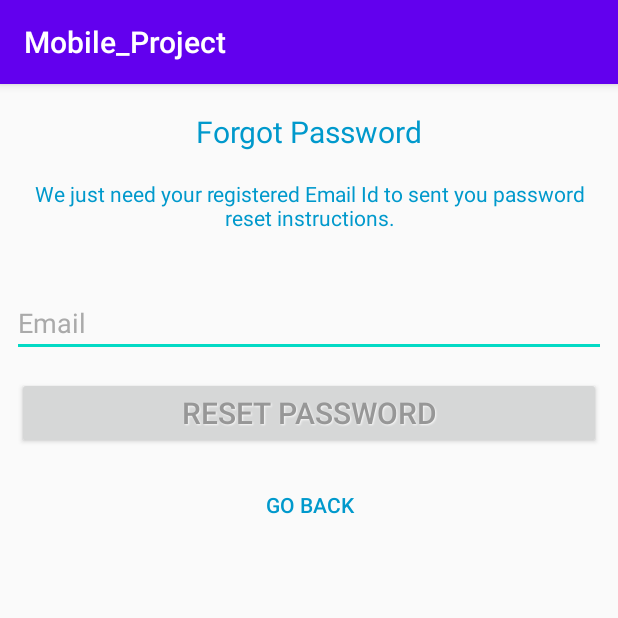
After one commit to JAWolfe04/Web_Mobile_Summer_2020_Team_3_Projects, an Android app: the ForgotPassword screen opened directly, with no data from a screen before it, on a phone screen of 412 x 824 dp, the top half of it. The commit adds this screen. Run offline under Robolectric (Android 15) with nearby library versions, the phone set to English and light mode, and no system bars; our stand-ins replace Firebase (no records; nobody signed in at launch, a user with empty details on screens opened directly).

Commit message:
Basic Auth

```diff
--- a/Project_Exam_2/Sources/app/src/main/AndroidManifest.xml
+++ b/Project_Exam_2/Sources/app/src/main/AndroidManifest.xml
@@ -9,6 +9,9 @@
         android:roundIcon="@mipmap/ic_launcher_round"
         android:supportsRtl="true"
         android:theme="@style/AppTheme">
+        <activity android:name=".ForgotPassword"></activity>
+        <activity android:name=".SignUpActivity" />
+        <activity android:name=".LoginActivity" />
         <activity android:name=".MainActivity">
             <intent-filter>
                 <action android:name="android.intent.action.MAIN" />
--- /dev/null
+++ b/Project_Exam_2/Sources/app/src/main/java/com/project/mobile/ForgotPassword.java
@@ -0,0 +1,59 @@
+package com.project.mobile;
+
+import androidx.annotation.NonNull;
+import androidx.appcompat.app.AppCompatActivity;
+
+import android.content.Intent;
+import android.os.Bundle;
+import android.text.TextUtils;
+import android.view.View;
+import android.widget.EditText;
+import android.widget.Toast;
+
+import com.google.android.gms.tasks.OnCompleteListener;
+import com.google.android.gms.tasks.Task;
+import com.google.firebase.auth.FirebaseAuth;
+
+public class ForgotPassword extends AppCompatActivity {
+
+    private FirebaseAuth auth;
+    private EditText inputEmail;
+    @Override
+    protected void onCreate(Bundle savedInstanceState) {
+        super.onCreate(savedInstanceState);
+        setContentView(R.layout.activity_forgot_password);
+
+        //Get Firebase auth instance
+        auth = FirebaseAuth.getInstance();
+
+        // Set up the login form.
+        inputEmail = (EditText) findViewById(R.id.email);
+    }
+
+    public void resetPassword(View v) {
+
+        String email = inputEmail.getText().toString().trim();
+
+        if (TextUtils.isEmpty(email)) {
+            Toast.makeText(getApplication(), "Enter your registered email id", Toast.LENGTH_SHORT).show();
+            return;
+        }
+
+        auth.sendPasswordResetEmail(email)
+                .addOnCompleteListener(new OnCompleteListener<Void>() {
+                    @Override
+                    public void onComplete(@NonNull Task<Void> task) {
+                        if (task.isSuccessful()) {
+                            Toast.makeText(ForgotPassword.this, "We have sent you instructions to reset your password!", Toast.LENGTH_SHORT).show();
+                        } else {
+                            Toast.makeText(ForgotPassword.this, "Failed to send reset email!", Toast.LENGTH_SHORT).show();
+                        }
+                    }
+                });
+    }
+
+    public void goBack(View v) {
+        Intent redirect = new Intent(ForgotPassword.this, LoginActivity.class);
+        startActivity(redirect);
+    }
+}
--- /dev/null
+++ b/Project_Exam_2/Sources/app/src/main/res/layout/activity_forgot_password.xml
@@ -0,0 +1,78 @@
+<?xml version="1.0" encoding="utf-8"?>
+<androidx.constraintlayout.widget.ConstraintLayout xmlns:android="http://schemas.android.com/apk/res/android"
+    xmlns:app="http://schemas.android.com/apk/res-auto"
+    xmlns:tools="http://schemas.android.com/tools"
+    android:layout_width="match_parent"
+    android:layout_height="match_parent"
+    tools:context=".ForgotPassword">
+
+    <LinearLayout
+        android:layout_width="fill_parent"
+        android:layout_height="wrap_content"
+        android:layout_marginTop="30dp"
+        android:gravity="center"
+        android:orientation="vertical"
+        android:padding="@dimen/activity_horizontal_margin"
+        tools:ignore="MissingConstraints">
+
+        <TextView
+            android:layout_width="wrap_content"
+            android:layout_height="wrap_content"
+            android:layout_gravity="center_horizontal"
+            android:padding="10dp"
+            android:text="Forgot Password"
+            android:textColor="@android:color/holo_blue_dark"
+            android:textSize="20sp" />
+
+        <TextView
+            android:layout_width="wrap_content"
+            android:layout_height="wrap_content"
+            android:layout_marginBottom="10dp"
+            android:gravity="center_horizontal"
+            android:padding="@dimen/activity_horizontal_margin"
+            android:text="@string/forgot_password_msg"
+            android:textColor="@android:color/holo_blue_dark"
+            android:textSize="14sp" />
+
+            <EditText
+                android:id="@+id/email"
+                android:layout_width="match_parent"
+                android:layout_height="wrap_content"
+                android:layout_marginTop="20dp"
+                android:layout_marginBottom="10dp"
+                android:hint="@string/prompt_email"
+                android:inputType="textEmailAddress"
+                android:textColor="@android:color/black"
+                android:textColorHint="@android:color/darker_gray"
+                android:autofillHints="" />
+
+        <!-- Login Button -->
+        <Button
+            android:id="@+id/btn_reset_password"
+            style="@style/DefaultButtonText"
+            android:layout_width="fill_parent"
+            android:layout_height="wrap_content"
+            android:layout_marginTop="20dip"
+            android:onClick="resetPassword"
+            android:text="Reset Password" />
+
+        <Button
+            android:id="@+id/btn_back"
+            android:layout_width="wrap_content"
+            android:layout_height="wrap_content"
+            android:layout_marginTop="10dp"
+            android:background="@null"
+            android:onClick="goBack"
+            android:text="Go Back"
+            android:textColor="@android:color/holo_blue_dark" />
+    </LinearLayout>
+
+    <ProgressBar
+        android:id="@+id/progressBar"
+        android:layout_width="30dp"
+        android:layout_height="30dp"
+        android:layout_gravity="center|bottom"
+        android:layout_marginBottom="20dp"
+        android:visibility="gone"
+        tools:ignore="MissingConstraints" />
+</androidx.constraintlayout.widget.ConstraintLayout>
--- a/Project_Exam_2/Sources/app/src/main/res/values/strings.xml
+++ b/Project_Exam_2/Sources/app/src/main/res/values/strings.xml
@@ -1,3 +1,39 @@
 <resources>
     <string name="app_name">Mobile_Project</string>
+    <string name="action_settings">Settings</string>
+    <string name="hello_world">Hello world!</string>
+
+    <style name="DefaultButtonText">
+        <item name="android:layout_width">fill_parent</item>
+        <item name="android:layout_height">wrap_content</item>
+        <item name="android:textColor">#979797</item>
+        <item name="android:gravity">center</item>
+        <item name="android:layout_margin">3dp</item>
+        <item name="android:textStyle">normal</item>
+        <item name="android:textSize">20sp</item>
+        <item name="android:shadowColor">#f9f9f9</item>
+        <item name="android:shadowDx">1</item>
+        <item name="android:shadowDy">1</item>
+        <item name="android:shadowRadius">1</item>
+    </style>
+
+    <string name="title_activity_login">Sign in</string>
+
+    <!-- Strings related to login -->
+    <string name="prompt_email">Email</string>
+    <string name="prompt_password">Password</string>
+    <string name="action_sign_in">Sign in or register</string>
+    <string name="action_sign_in_short">Sign in</string>
+    <string name="error_invalid_email">This email address is invalid</string>
+    <string name="error_invalid_password">This password is too short</string>
+    <string name="error_incorrect_password">This password is incorrect</string>
+    <string name="error_field_required">This field is required</string>
+    <string name="permission_rationale">"Contacts permissions are needed for providing email completions."</string>
+    <string name="forgot_password_msg">We just need your registered Email Id to sent you password reset instructions.</string>
+    <string name="forgot_password">Forgot Password ?</string>
+    <string name="signup">Register Now</string>
+    <string name="auth_fail_msg">Authentication Failed</string>
+    <string name="reset_password">Reset Password</string>
+    <string name="go_back">Go Back</string>
+    <string name="save_profile">Save Profile</string>
 </resources>
```
Also changed, not shown: Project_Exam_2/Sources/app/src/main/java/com/project/mobile/LoginActivity.java (added, +106 -0 lines), Project_Exam_2/Sources/app/src/main/java/com/project/mobile/SignUpActivity.java (added, +80 -0 lines), Project_Exam_2/Sources/app/src/main/res/layout/activity_login.xml (added, +87 -0 lines), Project_Exam_2/Sources/app/src/main/res/layout/activity_sign_up.xml (added, +74 -0 lines).
